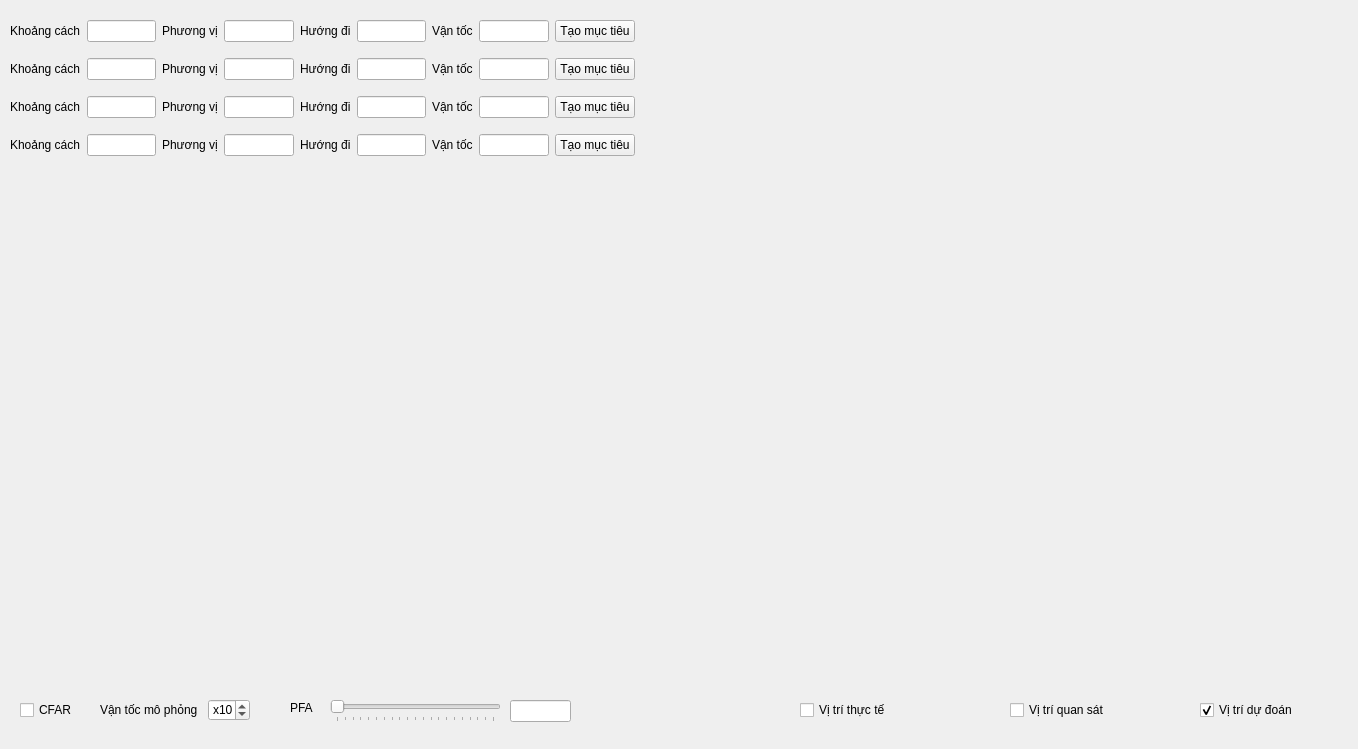
Before: the Qt Designer form ui/xml/ui_main_screen.ui in frontcover/RadarSimulator, drawn with Qt 5.
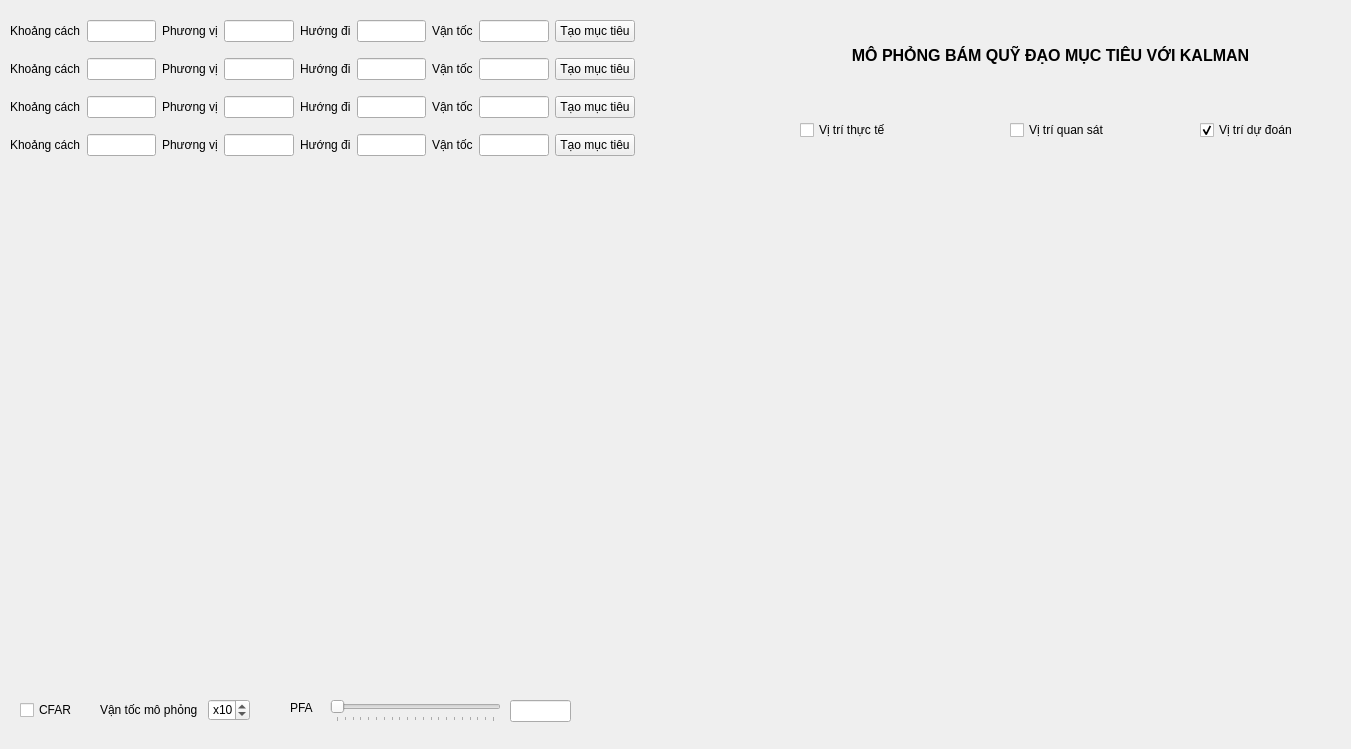
After: the same form once the commit is applied. Custom widgets are drawn as their Qt base class.

Commit message: Add Login screen

Patch:
```diff
--- a/ui/xml/ui_main_screen.ui
+++ b/ui/xml/ui_main_screen.ui
@@ -6,7 +6,7 @@
    <rect>
     <x>0</x>
     <y>0</y>
-    <width>1358</width>
+    <width>1351</width>
     <height>749</height>
    </rect>
   </property>
@@ -355,7 +355,7 @@
    <property name="geometry">
     <rect>
      <x>800</x>
-     <y>700</y>
+     <y>120</y>
      <width>101</width>
      <height>20</height>
     </rect>
@@ -368,7 +368,7 @@
    <property name="geometry">
     <rect>
      <x>1010</x>
-     <y>700</y>
+     <y>120</y>
      <width>121</width>
      <height>20</height>
     </rect>
@@ -381,7 +381,7 @@
    <property name="geometry">
     <rect>
      <x>1200</x>
-     <y>700</y>
+     <y>120</y>
      <width>121</width>
      <height>20</height>
     </rect>
@@ -453,6 +453,19 @@
     <bool>true</bool>
    </property>
   </widget>
+  <widget class="QLabel" name="label_19">
+   <property name="geometry">
+    <rect>
+     <x>800</x>
+     <y>30</y>
+     <width>501</width>
+     <height>51</height>
+    </rect>
+   </property>
+   <property name="text">
+    <string>&lt;html&gt;&lt;head/&gt;&lt;body&gt;&lt;p align=&quot;center&quot;&gt;&lt;span style=&quot; font-size:12pt; font-weight:600;&quot;&gt;MÔ PHỎNG BÁM QUỸ ĐẠO MỤC TIÊU VỚI KALMAN&lt;/span&gt;&lt;/p&gt;&lt;/body&gt;&lt;/html&gt;</string>
+   </property>
+  </widget>
  </widget>
  <customwidgets>
   <customwidget>
```
Left out of the diff: 264 changed lines with no effect on the pictures. The commit also changes 13 other files.
